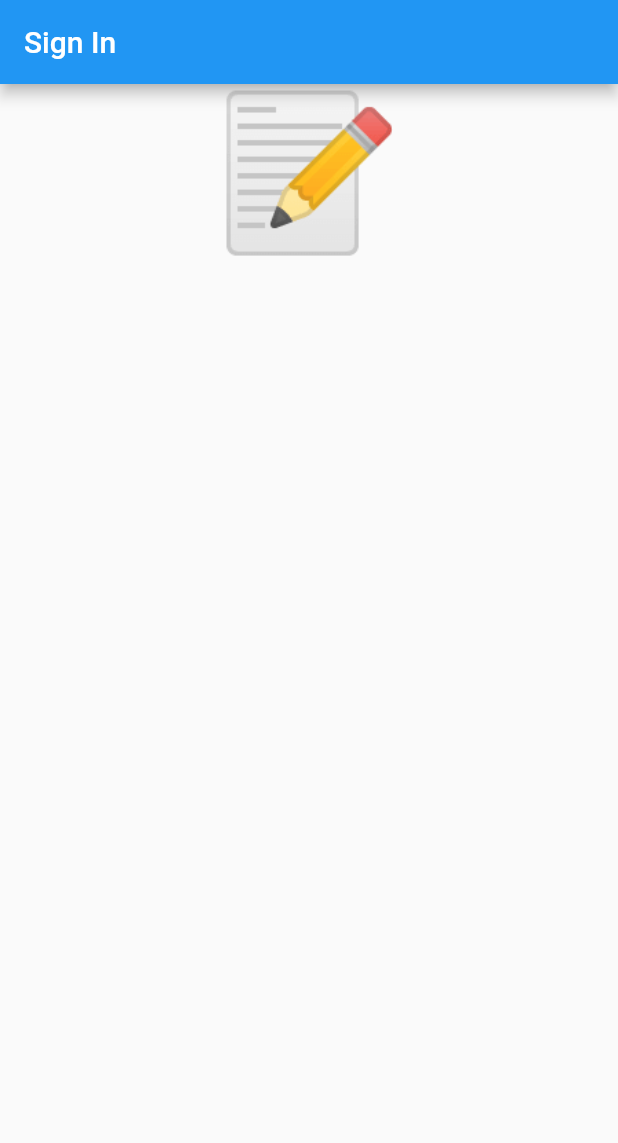
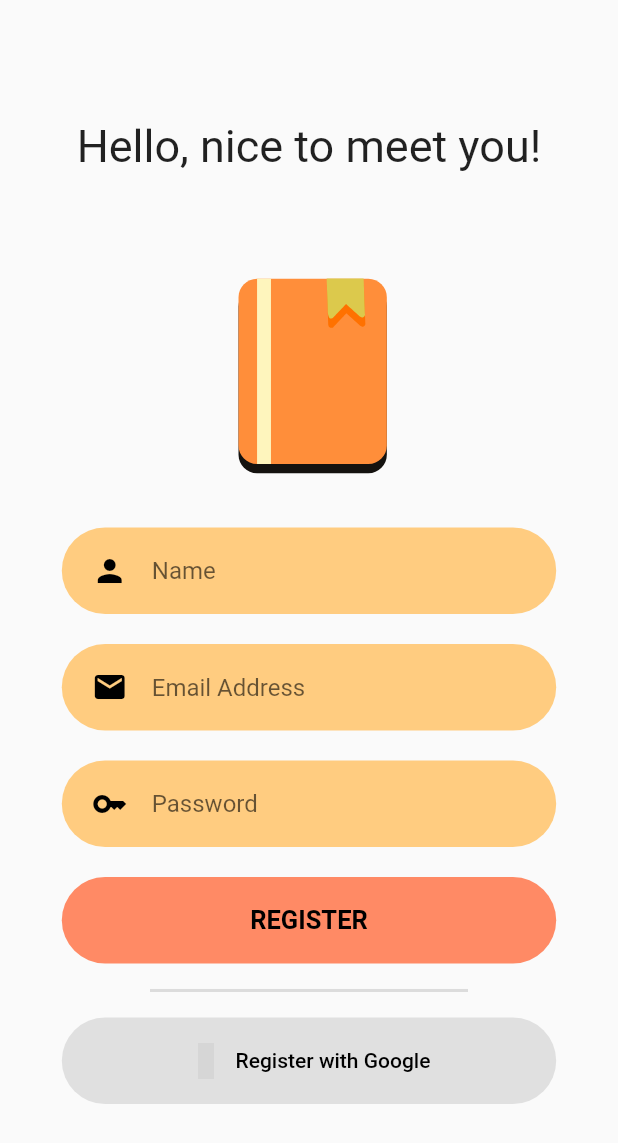
Before and after one commit to HustleAura/project_happynewyear, a Flutter app: the screen it shows after launch, on a phone screen of 412 x 824 dp. Shown: the top 1143 px of the screen. Run offline on Flutter 3.47's test engine with Material 2 defaults, Android fonts, the phone set to English and light mode, and no system bars; drawn by our look-alikes of lottie; our stand-ins replace bloc, cloud_firestore, dartz, equatable, firebase_auth, firebase_core and 6 more; accounts and stored records are empty; Roboto replaces fonts that are missing (Kanit); grey boxes are pictures that could not be loaded.

Commit message:
feat : build sign in and register page

```diff
--- /dev/null
+++ b/lib/constants.dart
@@ -0,0 +1,16 @@
+import 'package:flutter/material.dart';
+
+//lotties
+const String authLottie = 'assets/lotties/lf30_editor_gwrtu7hr.json';
+
+// colors
+const Color blackColor = Colors.black;
+Color primaryColor = Colors.orange.shade200;
+Color lightPrimaryColor = Colors.orange.shade100;
+Color darkPrimaryColor = Colors.deepOrange.shade300;
+
+// screen size
+final fullScreenSize =
+    MediaQueryData.fromWindow(WidgetsBinding.instance.window).size;
+final fullScreenWidth = fullScreenSize.width;
+final fullScreenHeight = fullScreenSize.height;
--- /dev/null
+++ b/lib/presentation/auth/register_page.dart
@@ -0,0 +1,74 @@
+import 'package:flutter/material.dart';
+import 'package:google_fonts/google_fonts.dart';
+import 'package:lottie/lottie.dart';
+
+import '../../constants.dart';
+import 'widgets/google_sign_in_button.dart';
+import 'widgets/rounded_button.dart';
+import 'widgets/username_field.dart';
+
+class RegisterPage extends StatelessWidget {
+  const RegisterPage({super.key});
+
+  @override
+  Widget build(BuildContext context) {
+    return Scaffold(
+      body: SingleChildScrollView(
+        child: Padding(
+          padding: const EdgeInsets.symmetric(vertical: 80),
+          child: Column(
+            crossAxisAlignment: CrossAxisAlignment.center,
+            mainAxisAlignment: MainAxisAlignment.center,
+            children: [
+              Text(
+                'Hello, nice to meet you!',
+                style: GoogleFonts.kanit(
+                  textStyle: const TextStyle(
+                    fontSize: 30,
+                  ),
+                ),
+              ),
+              SizedBox(
+                height: fullScreenHeight * 0.05,
+              ),
+              Container(
+                height: fullScreenHeight * 0.225,
+                child: LottieBuilder.asset(authLottie),
+              ),
+              Column(
+                children: [
+                  TextInputField(
+                    hintText: 'Name',
+                    icon: Icons.person,
+                    isPassword: false,
+                    onChangedFunction: (name) {},
+                  ),
+                  TextInputField(
+                    hintText: 'Email Address',
+                    icon: Icons.email,
+                    isPassword: false,
+                    onChangedFunction: (email) {},
+                  ),
+                  TextInputField(
+                    hintText: 'Password',
+                    icon: Icons.key,
+                    isPassword: true,
+                    onChangedFunction: (password) {},
+                  ),
+                  RoundedButton(
+                    text: 'REGISTER',
+                    onPressedFunction: () {},
+                    backgroundColor: darkPrimaryColor,
+                  ),
+                  const GoogleSignInButton(
+                    caption: 'Register with Google',
+                  ),
+                ],
+              ),
+            ],
+          ),
+        ),
+      ),
+    );
+  }
+}
--- /dev/null
+++ b/lib/presentation/auth/widgets/field_decoration.dart
@@ -0,0 +1,28 @@
+import 'package:flutter/material.dart';
+
+import '../../../constants.dart';
+
+class FieldDecoration extends StatelessWidget {
+  final Widget child;
+  final Color? color;
+  const FieldDecoration({
+    super.key,
+    this.color,
+    required this.child,
+  });
+
+  @override
+  Widget build(BuildContext context) {
+    return Container(
+      width: fullScreenWidth * 0.8,
+      height: fullScreenHeight * 0.07,
+      margin: const EdgeInsets.symmetric(vertical: 10),
+      padding: const EdgeInsets.symmetric(horizontal: 20, vertical: 5),
+      decoration: BoxDecoration(
+        color: color ?? primaryColor,
+        borderRadius: BorderRadius.circular(29),
+      ),
+      child: child,
+    );
+  }
+}
--- /dev/null
+++ b/lib/presentation/auth/widgets/google_sign_in_button.dart
@@ -0,0 +1,41 @@
+import 'package:flutter/material.dart';
+import 'package:material_design_icons_flutter/material_design_icons_flutter.dart';
+import 'package:project_happynewyear/constants.dart';
+import 'package:project_happynewyear/presentation/auth/widgets/field_decoration.dart';
+
+class GoogleSignInButton extends StatelessWidget {
+  final String caption;
+  const GoogleSignInButton({
+    super.key,
+    required this.caption,
+  });
+
+  @override
+  Widget build(BuildContext context) {
+    return Column(
+      children: [
+        const Divider(
+          indent: 100,
+          endIndent: 100,
+          thickness: 2,
+        ),
+        FieldDecoration(
+          color: Colors.grey.shade300,
+          child: TextButton.icon(
+            onPressed: () {},
+            icon: Icon(
+              MdiIcons.google,
+              color: darkPrimaryColor,
+            ),
+            label: Text(
+              caption,
+              style: const TextStyle(
+                color: blackColor,
+              ),
+            ),
+          ),
+        ),
+      ],
+    );
+  }
+}
--- /dev/null
+++ b/lib/presentation/auth/widgets/rounded_button.dart
@@ -0,0 +1,36 @@
+import 'package:flutter/material.dart';
+import 'package:google_fonts/google_fonts.dart';
+import 'package:project_happynewyear/presentation/auth/widgets/field_decoration.dart';
+
+import '../../../constants.dart';
+
+// rounded button for displaying logout button and get premium UI
+class RoundedButton extends StatelessWidget {
+  final String text;
+  final VoidCallback onPressedFunction;
+  final Color backgroundColor, captionColor;
+  const RoundedButton({
+    required this.text,
+    required this.onPressedFunction,
+    required this.backgroundColor,
+    this.captionColor = blackColor,
+  });
+
+  @override
+  Widget build(BuildContext context) {
+    return FieldDecoration(
+      color: backgroundColor,
+      child: TextButton(
+        onPressed: onPressedFunction,
+        child: Text(
+          text,
+          style: TextStyle(
+            color: captionColor,
+            fontWeight: FontWeight.bold,
+            fontSize: 17,
+          ),
+        ),
+      ),
+    );
+  }
+}
--- /dev/null
+++ b/lib/presentation/auth/widgets/username_field.dart
@@ -0,0 +1,39 @@
+import '../../../constants.dart';
+import 'package:flutter/material.dart';
+
+import 'field_decoration.dart';
+
+// input text field using text field container
+class TextInputField extends StatelessWidget {
+  final bool isPassword;
+  final String hintText;
+  final IconData icon;
+  final void Function(String)? onChangedFunction;
+
+  const TextInputField({
+    super.key,
+    required this.hintText,
+    required this.icon,
+    required this.onChangedFunction,
+    required this.isPassword,
+  });
+
+  @override
+  Widget build(BuildContext context) {
+    return FieldDecoration(
+      child: TextField(
+        obscureText: isPassword,
+        onChanged: onChangedFunction,
+        cursorColor: blackColor,
+        decoration: InputDecoration(
+          icon: Icon(
+            icon,
+            color: blackColor,
+          ),
+          hintText: hintText,
+          border: InputBorder.none,
+        ),
+      ),
+    );
+  }
+}
--- a/lib/presentation/core/app_widget.dart
+++ b/lib/presentation/core/app_widget.dart
@@ -1,9 +1,10 @@
 import 'package:flutter/material.dart';
 import 'package:flutter_bloc/flutter_bloc.dart';
+import 'package:project_happynewyear/presentation/auth/register_page.dart';
 
 import '../../application/auth/bloc/sign_in_form_bloc.dart';
 import '../../injection.dart';
-import '../sign_in/sign_in_page.dart';
+import '../auth/sign_in_page.dart';
 
 class AppWidget extends StatelessWidget {
   const AppWidget({
@@ -16,7 +17,7 @@
       title: 'Material App',
       home: BlocProvider(
         create: (context) => getIt<SignInFormBloc>(),
-        child: const SignInPage(),
+        child: RegisterPage(),
       ),
     );
   }
--- a/lib/presentation/sign_in/sign_in_page.dart
+++ /dev/null
@@ -1,36 +0,0 @@
-import 'package:flutter/material.dart';
-import 'package:flutter_bloc/flutter_bloc.dart';
-
-import '../../application/auth/bloc/sign_in_form_bloc.dart';
-
-class SignInPage extends StatelessWidget {
-  const SignInPage({Key? key}) : super(key: key);
-
-  @override
-  Widget build(BuildContext context) {
-    return Scaffold(
-      appBar: AppBar(
-        title: const Text('Sign In'),
-      ),
-      body: BlocConsumer<SignInFormBloc, SignInFormState>(
-        listener: (context, state) {},
-        builder: (context, state) {
-          return Form(
-            autovalidateMode: AutovalidateMode.onUserInteraction,
-            child: ListView(
-              children: const [
-                Text(
-                  '📝',
-                  textAlign: TextAlign.center,
-                  style: TextStyle(
-                    fontSize: 100,
-                  ),
-                ),
-              ],
-            ),
-          );
-        },
-      ),
-    );
-  }
-}
--- /dev/null
+++ b/project_notes/app_workflow.txt
@@ -0,0 +1,13 @@
+App workflow
+- The app starts with the auth page or home page
+- If auth page then the user starts with the home page after authentication
+- the home page contains list view of entries
+- a drawer for profile and a floating action button for new entry.
+- on clicking the floating button we open a new entry page.
+
+Screens
+- Register
+- Sign In page
+- Landing page (Just a list view of diary entries and access to everywhere)
+- Diary Entry page (page for writing and formatting controls)
+- user profile drawer
--- /dev/null
+++ b/project_notes/authentication.txt
@@ -0,0 +1,13 @@
+Sign In page
+- A lottie and text fields and sign in button.
+    - email
+    - password
+    - sign in button
+    - google sign in button
+
+Register page
+- The same lottie with different caption at the top and Register button.
+    - Name
+    - email
+    - password
+    -
--- /dev/null
+++ b/project_notes/diary_entry.txt
@@ -0,0 +1,4 @@
+Diary Entry page
+- Date of entry - calender formatting
+- title of the entry
+- textfield with very large limit.
--- /dev/null
+++ b/project_notes/feature_ideas.txt
@@ -0,0 +1,4 @@
+features included
+- authentication
+- list of diary entries
+- diary entry object and page
--- /dev/null
+++ b/project_notes/home_page.txt
@@ -0,0 +1,5 @@
+Home page
+- background
+- list of diary entries
+- a new entry button
+- drawer access
```
Also changed, not shown: assets/lotties/lf30_editor_gwrtu7hr.json (added, +1 -0 lines), lib/presentation/auth/sign_in_page.dart (added, +70 -0 lines), pubspec.yaml (+6 -3 lines), pubspec.lock, 1 other file.
